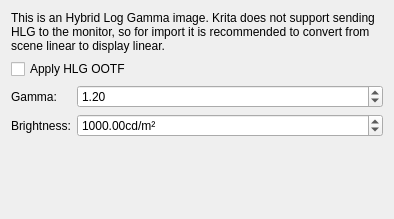
Above: libs/ui/dialogs/kis_dlg_hlg_import.ui from udtren/Solstice before the change. Below: the same form after it.
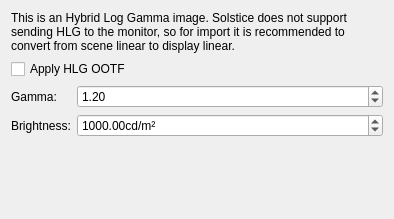
That is the form after the change.

Commit message: Name the application Solstice in interface strings; updaters off

Diff of the .ui file:
```diff
--- a/libs/ui/dialogs/kis_dlg_hlg_import.ui
+++ b/libs/ui/dialogs/kis_dlg_hlg_import.ui
@@ -17,7 +17,7 @@
    <item row="0" column="0" colspan="2">
     <widget class="QLabel" name="label">
      <property name="text">
-      <string>&lt;html&gt;&lt;head/&gt;&lt;body&gt;&lt;p&gt;This is an Hybrid Log Gamma image. Krita does not support sending HLG to the monitor, so for import it is recommended to convert from scene linear to display linear.&lt;/p&gt;&lt;/body&gt;&lt;/html&gt;</string>
+      <string>&lt;html&gt;&lt;head/&gt;&lt;body&gt;&lt;p&gt;This is an Hybrid Log Gamma image. Solstice does not support sending HLG to the monitor, so for import it is recommended to convert from scene linear to display linear.&lt;/p&gt;&lt;/body&gt;&lt;/html&gt;</string>
      </property>
      <property name="wordWrap">
       <bool>true</bool>
```
The commit also changes 95 other files.
